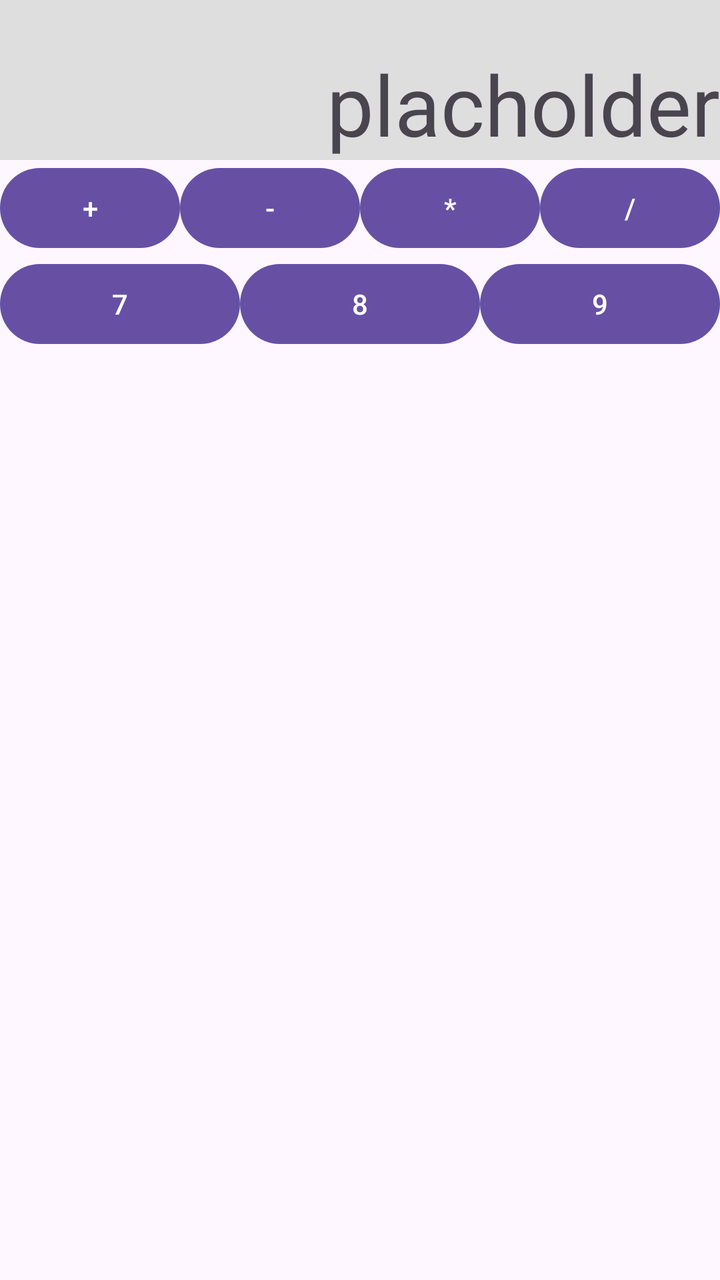
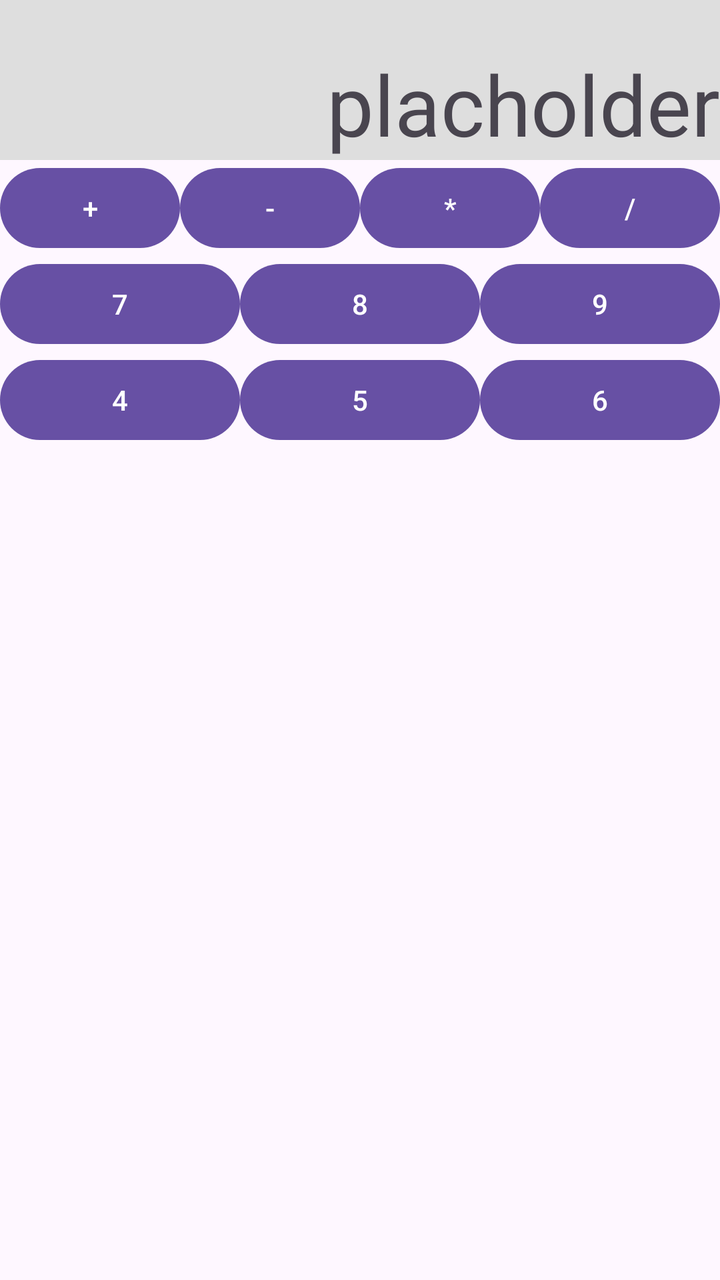

Two renders of the same Android screen: before a commit and after it. Below are the layout's source before the change and the commit's diff.
<!-- AndroidManifest.xml: application theme Theme.Kalkulator -->
<!-- res/layout/activity_main.xml -->
<?xml version="1.0" encoding="utf-8"?>
<LinearLayout xmlns:android="http://schemas.android.com/apk/res/android"
    xmlns:tools="http://schemas.android.com/tools"
    android:id="@+id/main"
    android:layout_width="match_parent"
    android:layout_height="match_parent"
    android:orientation="vertical"
    tools:context=".MainActivity">

    <TextView
        android:id="@+id/textView"
        android:layout_width="match_parent"
        android:layout_height="80dp"
        android:textSize="42sp"
        android:background="#dedede"
        android:gravity="bottom|right"
        android:text="@string/wynik" />

    <LinearLayout
        android:layout_width="match_parent"
        android:layout_height="wrap_content"
        android:orientation="horizontal">


        <Button
            android:id="@+id/button1"
            android:layout_width="wrap_content"
            android:layout_height="wrap_content"
            android:layout_weight="1"
            android:text="+" />
        <Button
            android:id="@+id/button2"
            android:layout_width="wrap_content"
            android:layout_height="wrap_content"
            android:layout_weight="1"
            android:text="-" />
        <Button
            android:id="@+id/button3"
            android:layout_width="wrap_content"
            android:layout_height="wrap_content"
            android:layout_weight="1"
            android:text="*" />
        <Button
            android:id="@+id/button4"
            android:layout_width="wrap_content"
            android:layout_height="wrap_content"
            android:layout_weight="1"
            android:text="/" />
    </LinearLayout>

    <LinearLayout
        android:layout_width="match_parent"
        android:layout_height="wrap_content"
        android:orientation="horizontal">


        <Button
            android:id="@+id/button5"
            android:layout_width="wrap_content"
            android:layout_height="wrap_content"
            android:layout_weight="1"
            android:text="7" />
        <Button
            android:id="@+id/button6"
            android:layout_width="wrap_content"
            android:layout_height="wrap_content"
            android:layout_weight="1"
            android:text="8" />
        <Button
            android:id="@+id/button7"
            android:layout_width="wrap_content"
            android:layout_height="wrap_content"
            android:layout_weight="1"
            android:text="9" />
    </LinearLayout>


</LinearLayout>
<!-- resources referenced by this layout -->
<resources>
  <string name="wynik">placholder</string>
  <style name="Theme.Kalkulator" parent="Base.Theme.Kalkulator" />
  <style name="Base.Theme.Kalkulator" parent="Theme.Material3.DayNight.NoActionBar">
          
          
      </style>
</resources>

<!-- the commit's change to res/layout/activity_main.xml (unified diff, before → after) -->
@@ -74,5 +74,31 @@
             android:text="9" />
     </LinearLayout>
 
+    <LinearLayout
+        android:layout_width="match_parent"
+        android:layout_height="wrap_content"
+        android:orientation="horizontal">
+
+
+        <Button
+            android:id="@+id/button8"
+            android:layout_width="wrap_content"
+            android:layout_height="wrap_content"
+            android:layout_weight="1"
+            android:text="4" />
+        <Button
+            android:id="@+id/button9"
+            android:layout_width="wrap_content"
+            android:layout_height="wrap_content"
+            android:layout_weight="1"
+            android:text="5" />
+        <Button
+            android:id="@+id/button10"
+            android:layout_width="wrap_content"
+            android:layout_height="wrap_content"
+            android:layout_weight="1"
+            android:text="6" />
+    </LinearLayout>
+
 
 </LinearLayout>
